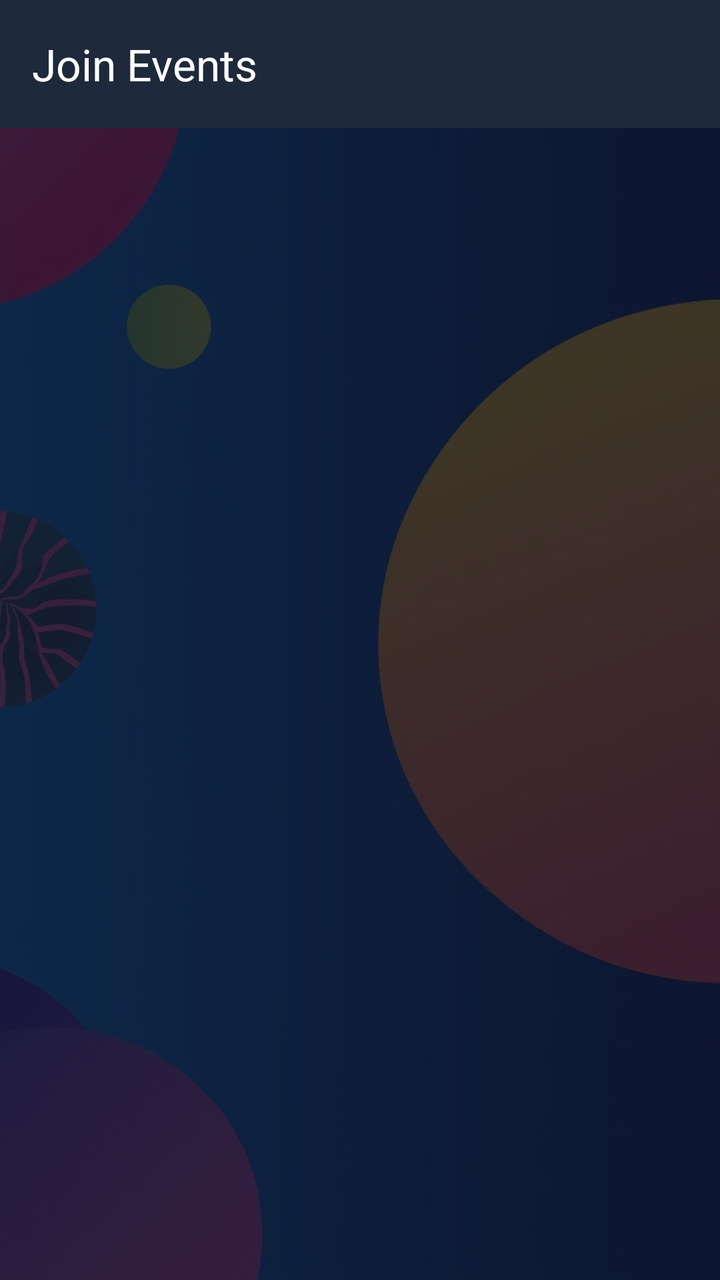
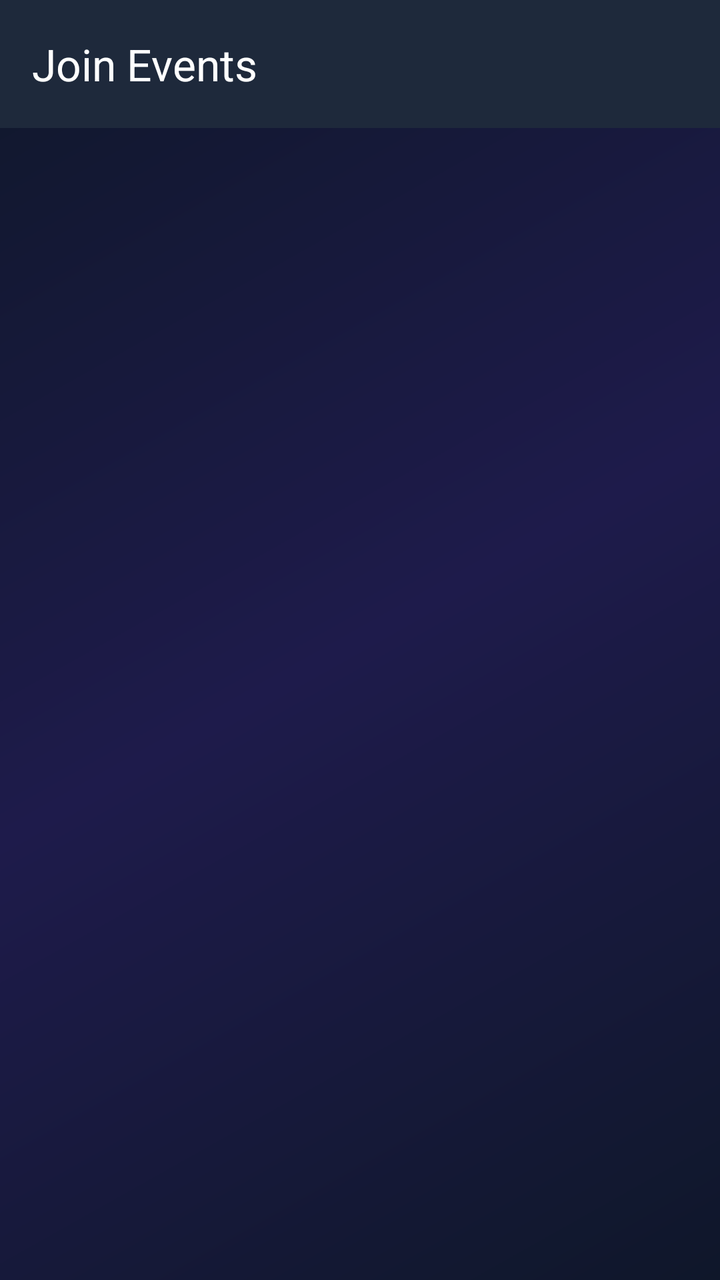

Compare the two renders of this Android layout. The source of the first and the diff that turns it into the second are given below.
<!-- AndroidManifest.xml: application theme Theme.EventManagementSystem -->
<!-- res/layout/activity_all_events.xml -->
<?xml version="1.0" encoding="utf-8"?>
<FrameLayout
    xmlns:android="http://schemas.android.com/apk/res/android"
    xmlns:app="http://schemas.android.com/apk/res-auto"
    android:layout_width="match_parent"
    android:layout_height="match_parent">

    
    <ImageView
        android:layout_width="match_parent"
        android:layout_height="match_parent"
        android:src="@drawable/event_activity"
        android:scaleType="centerCrop"
        android:contentDescription="Background"/>

    
    <View
        android:layout_width="match_parent"
        android:layout_height="match_parent"
        android:background="#CC0F172A"/>

    <LinearLayout
        android:layout_width="match_parent"
        android:layout_height="match_parent"
        android:orientation="vertical">

        <com.google.android.material.appbar.MaterialToolbar
            android:id="@+id/toolbar"
            android:layout_width="match_parent"
            android:layout_height="?attr/actionBarSize"
            android:background="#1E293B"
            app:title="Join Events"
            app:titleTextColor="@android:color/white"/>

        <TextView
            android:id="@+id/tvEmpty"
            android:layout_width="match_parent"
            android:layout_height="wrap_content"
            android:text="No Events Available To Join"
            android:textSize="18sp"
            android:textStyle="bold"
            android:textColor="#94A3B8"
            android:gravity="center"
            android:visibility="gone"
            android:layout_marginTop="60dp"/>

        <androidx.recyclerview.widget.RecyclerView
            android:id="@+id/recyclerAllEvents"
            android:layout_width="match_parent"
            android:layout_height="match_parent"
            android:paddingTop="8dp"
            android:paddingBottom="16dp"
            android:clipToPadding="false"/>

    </LinearLayout>

</FrameLayout>
<!-- resources referenced by this layout -->
<resources>
  <!-- drawable event_activity: jpg bitmap (drawable, 97123 bytes) -->
  <style name="Theme.EventManagementSystem" parent="Base.Theme.EventManagementSystem" />
  <style name="Base.Theme.EventManagementSystem" parent="Theme.Material3.DayNight.NoActionBar">
          <item name="colorPrimary">@color/primary</item>
          <item name="colorPrimaryVariant">@color/primary_dark</item>
          <item name="colorSecondary">@color/accent_orange</item>
          <item name="android:statusBarColor">@color/primary_dark</item>
      </style>
  <color name="primary">#4F46E5</color>
  <color name="primary_dark">#3730A3</color>
  <color name="accent_orange">#F97316</color>
</resources>

<!-- the commit's change to res/layout/activity_all_events.xml (unified diff, before → after) -->
@@ -1,57 +1,38 @@
 <?xml version="1.0" encoding="utf-8"?>
-<FrameLayout
+<LinearLayout
     xmlns:android="http://schemas.android.com/apk/res/android"
     xmlns:app="http://schemas.android.com/apk/res-auto"
     android:layout_width="match_parent"
-    android:layout_height="match_parent">
+    android:layout_height="match_parent"
+    android:orientation="vertical"
+    android:background="@drawable/bg_main_gradient">
 
-    
-    <ImageView
+    <com.google.android.material.appbar.MaterialToolbar
+        android:id="@+id/toolbar"
+        android:layout_width="match_parent"
+        android:layout_height="?attr/actionBarSize"
+        android:background="#1E293B"
+        app:title="Join Events"
+        app:titleTextColor="@android:color/white"/>
+
+    <TextView
+        android:id="@+id/tvEmpty"
+        android:layout_width="match_parent"
+        android:layout_height="wrap_content"
+        android:text="No Events Available To Join"
+        android:textSize="18sp"
+        android:textStyle="bold"
+        android:textColor="#94A3B8"
+        android:gravity="center"
+        android:visibility="gone"
+        android:layout_marginTop="60dp"/>
+
+    <androidx.recyclerview.widget.RecyclerView
+        android:id="@+id/recyclerAllEvents"
         android:layout_width="match_parent"
         android:layout_height="match_parent"
-        android:src="@drawable/event_activity"
-        android:scaleType="centerCrop"
-        android:contentDescription="Background"/>
+        android:paddingTop="8dp"
+        android:paddingBottom="16dp"
+        android:clipToPadding="false"/>
 
-    
-    <View
-        android:layout_width="match_parent"
-        android:layout_height="match_parent"
-        android:background="#CC0F172A"/>
-
-    <LinearLayout
-        android:layout_width="match_parent"
-        android:layout_height="match_parent"
-        android:orientation="vertical">
-
-        <com.google.android.material.appbar.MaterialToolbar
-            android:id="@+id/toolbar"
-            android:layout_width="match_parent"
-            android:layout_height="?attr/actionBarSize"
-            android:background="#1E293B"
-            app:title="Join Events"
-            app:titleTextColor="@android:color/white"/>
-
-        <TextView
-            android:id="@+id/tvEmpty"
-            android:layout_width="match_parent"
-            android:layout_height="wrap_content"
-            android:text="No Events Available To Join"
-            android:textSize="18sp"
-            android:textStyle="bold"
-            android:textColor="#94A3B8"
-            android:gravity="center"
-            android:visibility="gone"
-            android:layout_marginTop="60dp"/>
-
-        <androidx.recyclerview.widget.RecyclerView
-            android:id="@+id/recyclerAllEvents"
-            android:layout_width="match_parent"
-            android:layout_height="match_parent"
-            android:paddingTop="8dp"
-            android:paddingBottom="16dp"
-            android:clipToPadding="false"/>
-
-    </LinearLayout>
-
-</FrameLayout>
+</LinearLayout>
<!-- resource entries referenced after the edit -->
@@ -1,6 +1,16 @@
 <!-- resources referenced by this layout -->
 <resources>
-  <!-- drawable event_activity: jpg bitmap (drawable, 97123 bytes) -->
+  <!-- drawable bg_main_gradient (drawable) -->
+  <?xml version="1.0" encoding="utf-8"?>
+  <shape xmlns:android="http://schemas.android.com/apk/res/android"
+      android:shape="rectangle">
+      <gradient
+          android:angle="135"
+          android:startColor="#0F172A"
+          android:centerColor="#1E1B4B"
+          android:endColor="#0F172A"
+          android:type="linear" />
+  </shape>
   <style name="Theme.EventManagementSystem" parent="Base.Theme.EventManagementSystem" />
   <style name="Base.Theme.EventManagementSystem" parent="Theme.Material3.DayNight.NoActionBar">
           <item name="colorPrimary">@color/primary</item>
@@ -8,8 +18,8 @@
           <item name="colorSecondary">@color/accent_orange</item>
           <item name="android:statusBarColor">@color/primary_dark</item>
       </style>
-  <color name="primary">#4F46E5</color>
-  <color name="primary_dark">#3730A3</color>
+  <color name="primary">#6366F1</color>
+  <color name="primary_dark">#4338CA</color>
   <color name="accent_orange">#F97316</color>
 </resources>
 
